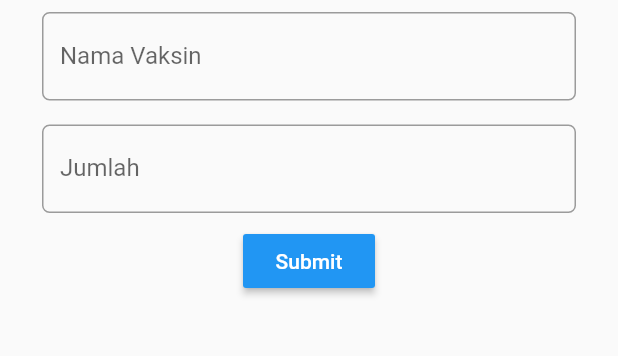
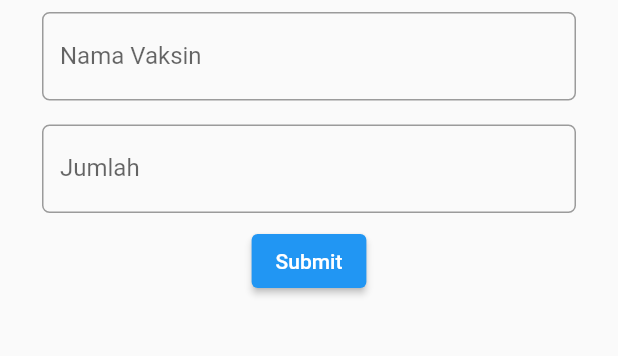
Before and after one commit to PBP-A07/pedulilindungi2-mobile-app, a Flutter app: the TambahVaksin screen opened directly, on a phone screen of 412 x 824 dp, the part 54-410 px from its top. Run offline on Flutter 3.47's test engine with Material 2 defaults, Android fonts, the phone set to English and light mode, and no system bars; our stand-ins replace shared_preferences; accounts and stored records are empty.

Commit message:
I hope this is the last one :)

```diff
--- a/tambah_vaksin/lib/tambah_vaksin.dart
+++ b/tambah_vaksin/lib/tambah_vaksin.dart
@@ -8,6 +8,7 @@ import 'package:pedulilindungi2_mobile_app/common/cookie_request.dart';
 
 
 class TambahVaksin extends StatefulWidget {
+  const TambahVaksin({Key? key}) : super(key: key);
   @override
   _TambahVaksinState createState() => _TambahVaksinState();
 }
@@ -38,7 +39,6 @@ class _TambahVaksinState extends State<TambahVaksin> {
 
   @override
   Widget build(BuildContext context) {
-    final request = context.watch<CookieRequest>();
     return Scaffold(
       body: Form(
         key: _formKey,
@@ -81,12 +81,11 @@ class _TambahVaksinState extends State<TambahVaksin> {
                     },
                   ),
                 ),
-                RaisedButton(
-                  child: Text(
+                ElevatedButton(
+                  child: const Text(
                     "Submit",
-                    style: TextStyle(color: Colors.white),
+                    style: const TextStyle(color: Colors.white),
                   ),
-                  color: Colors.blue,
                   onPressed: () {
                     if (_formKey.currentState!.validate()) {}
                   },
```
